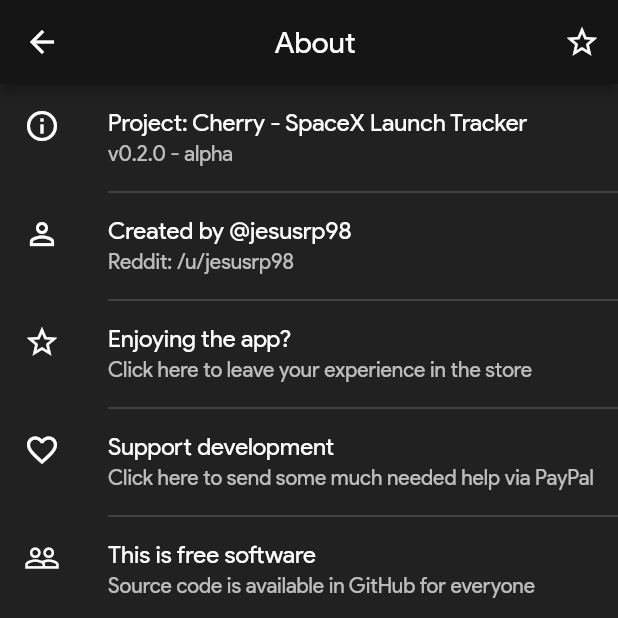
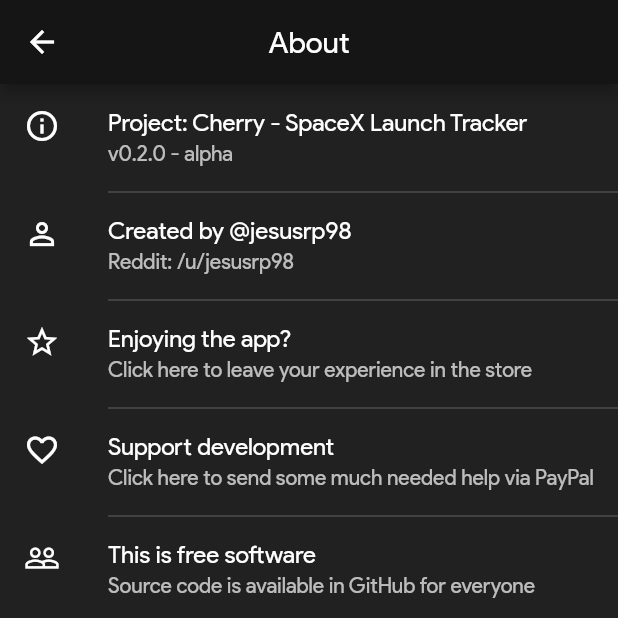
Before and after one commit to jesusrp98/spacex-go, a Flutter app: the AboutPage screen opened directly, on a phone screen of 412 x 824 dp, the top half of it. Run offline on Flutter 3.47's test engine with Material 2 defaults, Android fonts, the phone set to English and light mode, and no system bars; missing offline and left inert: flutter_web_browser; network calls fail.

Commit message:
Updated appbars

```diff
--- a/lib/classes/rocket_info.dart
+++ b/lib/classes/rocket_info.dart
@@ -59,7 +59,7 @@ class RocketInfo extends Vehicle {
       height: json['height']['meters'],
       diameter: json['diameter']['meters'],
       description: json['description'],
-//    url: json['wikipedia'],
+      url: json['wikipedia'],
       stages: json['stages'],
       launchCost: json['cost_per_launch'],
       successRate: json['success_rate_pct'],
--- a/lib/views/about_page.dart
+++ b/lib/views/about_page.dart
@@ -10,17 +10,7 @@ class AboutPage extends StatelessWidget {
   @override
   Widget build(BuildContext context) {
     return Scaffold(
-      appBar: AppBar(
-        title: const Center(child: const Text('About')),
-        actions: <Widget>[
-          IconButton(
-            icon: const Icon(Icons.star_border),
-            onPressed: () async => await FlutterWebBrowser.openWebPage(
-                url: Url.storePage, androidToolbarColor: primaryColor),
-            tooltip: 'Review app',
-          )
-        ],
-      ),
+      appBar: AppBar(title: const Text('About'), centerTitle: true),
       body: Scrollbar(
         child: ListView(children: <Widget>[
           ListTile(
--- a/lib/views/capsule_page.dart
+++ b/lib/views/capsule_page.dart
@@ -18,7 +18,8 @@ class CapsulePage extends StatelessWidget {
   Widget build(BuildContext context) {
     return Scaffold(
       appBar: AppBar(
-          title: const Center(child: const Text('Capsule details')),
+          title: const Text('Capsule details'),
+          centerTitle: true,
           actions: <Widget>[
             IconButton(
               icon: const Icon(Icons.public),
--- a/lib/views/launch_page.dart
+++ b/lib/views/launch_page.dart
@@ -28,7 +28,8 @@ class LaunchPage extends StatelessWidget {
   Widget build(BuildContext context) {
     return Scaffold(
       appBar: AppBar(
-          title: const Center(child: const Text('Launch details')),
+          title: const Text('Launch details'),
+          centerTitle: true,
           actions: <Widget>[
             PopupMenuButton<String>(
               itemBuilder: (context) {
--- a/lib/views/roadster_page.dart
+++ b/lib/views/roadster_page.dart
@@ -28,7 +28,8 @@ class RoadsterPage extends StatelessWidget {
   Widget build(BuildContext context) {
     return Scaffold(
         appBar: AppBar(
-            title: const Center(child: const Text('Roadster tracker')),
+            title: const Text('Roadster tracker'),
+            centerTitle: true,
             actions: <Widget>[
               IconButton(
                 icon: const Icon(Icons.public),
--- a/lib/views/rocket_page.dart
+++ b/lib/views/rocket_page.dart
@@ -18,7 +18,8 @@ class RocketPage extends StatelessWidget {
   Widget build(BuildContext context) {
     return Scaffold(
       appBar: AppBar(
-          title: const Center(child: const Text('Rocket details')),
+          title: const Text('Rocket details'),
+          centerTitle: true,
           actions: <Widget>[
             IconButton(
               icon: const Icon(Icons.public),
```
Also changed, not shown: lib/views/home_page.dart (+4 -5 lines).
